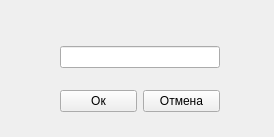
Above: desktop_version/ui/tt_tuple_rename.ui from WilldyM/AdaptiveInformationalSystem before the change. Below: the same form after it.
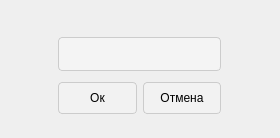
That is the form after the change.

What changed in the file:
```diff
--- a/desktop_version/ui/tt_tuple_rename.ui
+++ b/desktop_version/ui/tt_tuple_rename.ui
@@ -6,25 +6,72 @@
    <rect>
     <x>0</x>
     <y>0</y>
-    <width>274</width>
-    <height>137</height>
+    <width>280</width>
+    <height>138</height>
    </rect>
   </property>
   <property name="windowTitle">
    <string>Переименование кортежа</string>
   </property>
-  <widget class="QWidget" name="verticalLayoutWidget">
+  <widget class="QFrame" name="verticalFrame">
    <property name="geometry">
     <rect>
-     <x>60</x>
-     <y>30</y>
-     <width>160</width>
-     <height>99</height>
+     <x>-1</x>
+     <y>-2</y>
+     <width>281</width>
+     <height>141</height>
     </rect>
    </property>
+   <property name="styleSheet">
+    <string notr="true">QFrame {
+margin: 0 50%;
+}
+QPushButton {
+margin-top: 10px; 
+margin-bottom: 20px;
+margin-left: 0px;
+margin-right: 0px;
+max-height: 30px;
+min-height: 30px;
+background-color: rgba(255, 255, 255, 20%); 
+border: 1px solid #ccc;
+border-radius: 4px;
+padding: 0;
+}
+QPushButton:hover {
+    background-color: rgba(255, 255, 255, 80%);
+}
+QPushButton:pressed {
+    background-color: rgba(255, 255, 255, 100%);
+}
+
+QLineEdit {
+margin-top: 30px;
+max-height: 30px;
+min-height: 30px;
+background-color: #F4F4F4;
+color: #404040;
+border: 1px solid #ccc;
+padding: 1px 5px;
+border-radius: 4px;
+}
+
+QLineEdit:hover, QLineEdit:focus {
+    background-color: #FFFFFF;
+    border: 1px solid #9B9B9B;
+}
+</string>
+   </property>
    <layout class="QVBoxLayout" name="verticalLayout">
     <item>
-     <widget class="QLineEdit" name="lineEdit"/>
+     <widget class="QLineEdit" name="lineEdit">
+      <property name="sizePolicy">
+       <sizepolicy hsizetype="Expanding" vsizetype="Expanding">
+        <horstretch>0</horstretch>
+        <verstretch>0</verstretch>
+       </sizepolicy>
+      </property>
+     </widget>
     </item>
     <item>
      <layout class="QHBoxLayout" name="horizontalLayout" stretch="0,0">
@@ -34,7 +81,7 @@
       <item>
        <widget class="QPushButton" name="pushButton">
         <property name="sizePolicy">
-         <sizepolicy hsizetype="Fixed" vsizetype="Fixed">
+         <sizepolicy hsizetype="Expanding" vsizetype="Expanding">
           <horstretch>0</horstretch>
           <verstretch>0</verstretch>
          </sizepolicy>
@@ -50,7 +97,7 @@
       <item>
        <widget class="QPushButton" name="pushButton_2">
         <property name="sizePolicy">
-         <sizepolicy hsizetype="Fixed" vsizetype="Fixed">
+         <sizepolicy hsizetype="Expanding" vsizetype="Expanding">
           <horstretch>0</horstretch>
           <verstretch>0</verstretch>
          </sizepolicy>
```
Left out of the diff: 19 changed lines with no effect on the pictures.
